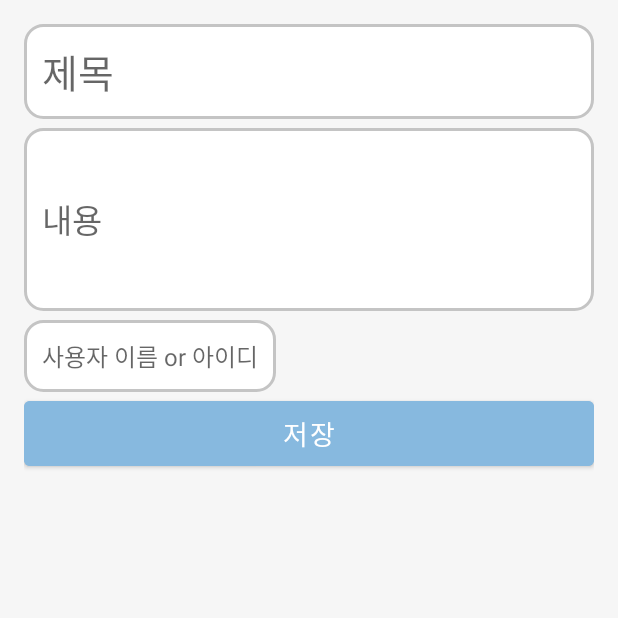
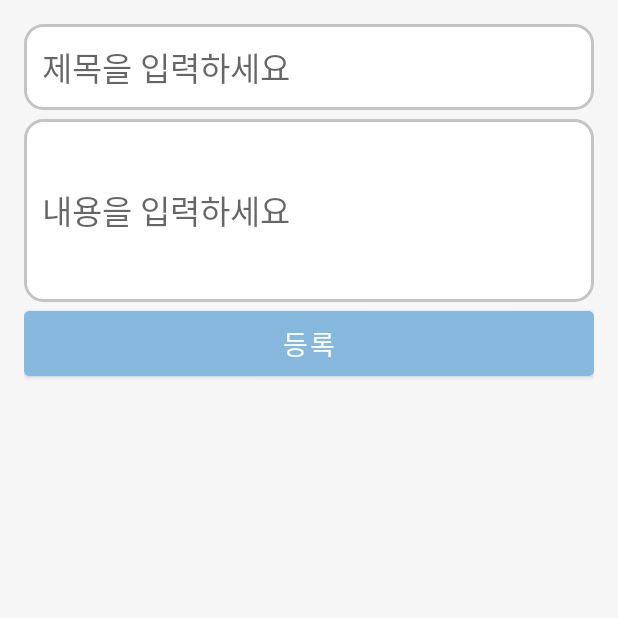
Before and after one commit to JaewookYeon/Hanium_demo, an Android app: the WriteActivity screen opened directly, with no data from a screen before it, on a phone screen of 412 x 824 dp, the top half of it. Run offline under Robolectric (Android 15) with nearby library versions, the phone set to English and light mode, and no system bars; our stand-ins replace Volley.

Commit message:
게시판 > 버튼 오류 수정

```diff
--- a/app/build.gradle
+++ b/app/build.gradle
@@ -32,7 +32,7 @@ dependencies {
     implementation 'com.squareup.okhttp3:okhttp:4.9.1'
     implementation 'de.hdodenhof:circleimageview:3.1.0'
     implementation 'androidx.appcompat:appcompat:1.6.1'
-    implementation 'com.google.android.material:material:1.5.0'
+    implementation 'com.google.android.material:material:1.9.0'
     implementation 'androidx.constraintlayout:constraintlayout:2.1.4'
     implementation 'com.android.volley:volley:1.2.1'
     implementation 'com.android.volley:volley:1.2.0'
--- a/app/src/main/res/layout/activity_write.xml
+++ b/app/src/main/res/layout/activity_write.xml
@@ -14,9 +14,10 @@
         android:layout_width="match_parent"
         android:layout_height="wrap_content"
         android:background="@drawable/rounded_edittext_background"
-        android:hint="제목"
+        android:hint="제목을 입력하세요"
+        android:fontFamily="@font/nanumsquareneoregular"
         android:textColor="@android:color/black"
-        android:textSize="26sp"
+        android:textSize="22sp"
         android:padding="12dp" />
 
     <EditText
@@ -24,19 +25,10 @@
         android:layout_width="match_parent"
         android:layout_height="122dp"
         android:background="@drawable/rounded_edittext_background"
-        android:hint="내용"
+        android:hint="내용을 입력하세요"
+        android:fontFamily="@font/nanumsquareneoregular"
         android:padding="12dp"
         android:textSize="22sp"
-        android:layout_marginTop="6dp" />
-
-    <EditText
-        android:id="@+id/write_name_text"
-        android:layout_width="wrap_content"
-        android:layout_height="wrap_content"
-        android:background="@drawable/rounded_edittext_background"
-        android:hint="사용자 이름 or 아이디"
-        android:textSize="16sp"
-        android:padding="12dp"
         android:layout_marginTop="6dp" />
 
     <Button
@@ -44,7 +36,8 @@
         android:layout_width="match_parent"
         android:layout_height="wrap_content"
         android:backgroundTint="#87B9DF"
-        android:text="저장"
+        android:text="등록"
+        android:fontFamily="@font/nanumsquareneoregular"
         android:textColor="@android:color/white"
         android:textSize="18sp"
         android:paddingStart="24dp"
--- a/app/src/main/res/layout/frag4.xml
+++ b/app/src/main/res/layout/frag4.xml
@@ -77,7 +77,9 @@
             android:layout_marginBottom="8dp"
             android:src="@drawable/ic_edit"
             app:backgroundTint="#87B9DF"
-            app:tint="@null" />
+            app:tint="@null"
+            android:contentDescription="글쓰기"
+            tools:ignore="HardcodedText" />
 
     </RelativeLayout>
 
--- a/app/src/main/res/layout/frag5.xml
+++ b/app/src/main/res/layout/frag5.xml
@@ -4,7 +4,7 @@
     android:layout_width="match_parent"
     android:layout_height="match_parent"
     xmlns:app="http://schemas.android.com/apk/res-auto"
-    android:background="#F3F3F3">
+    android:background="#FFFFFF">
 
     <LinearLayout
         android:layout_width="match_parent"
```
Also changed, not shown: app/src/main/AndroidManifest.xml (+7 -4 lines), app/src/main/java/com/example/registerloginexample/BoardActivity.java (deleted, +0 -88 lines), app/src/main/java/com/example/registerloginexample/Frag4.java (+86 -3 lines), app/src/main/java/com/example/registerloginexample/WriteActivity.java (+103 -18 lines), app/src/main/res/layout/activity_board.xml (deleted, +0 -30 lines).
